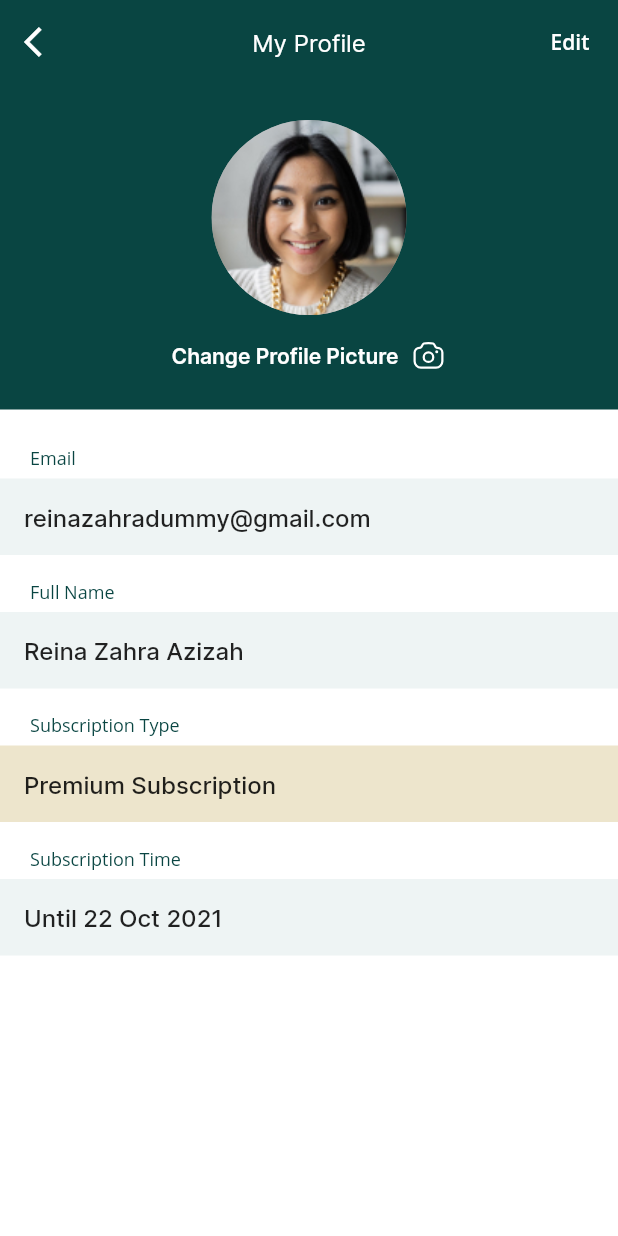
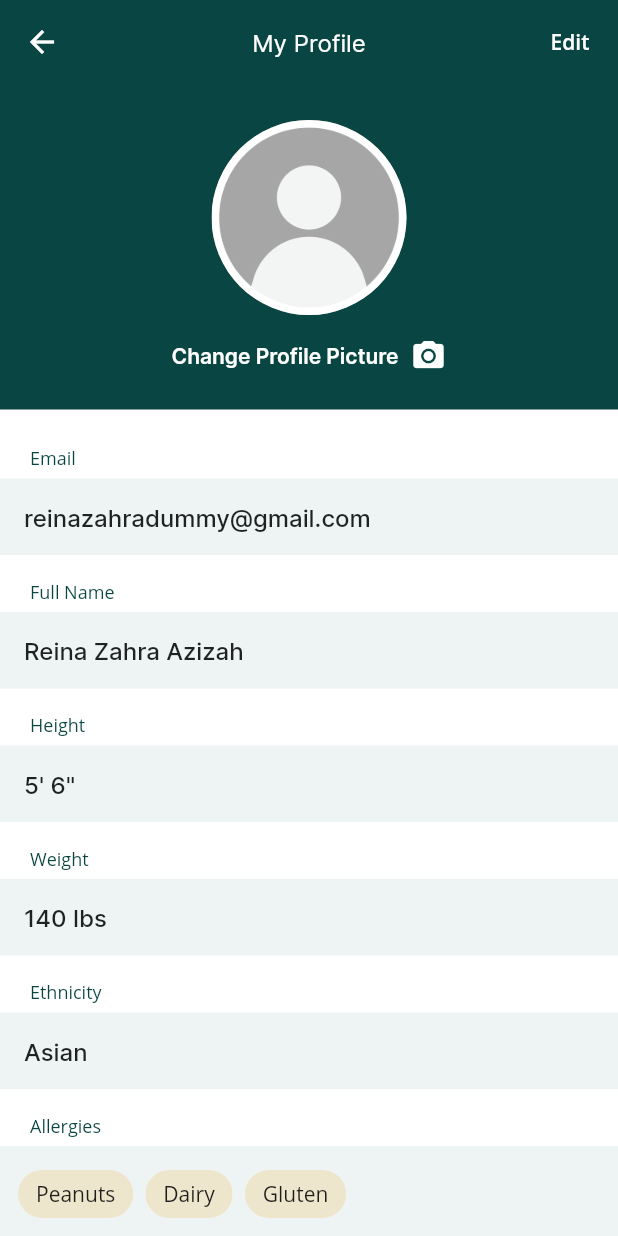
Before and after one commit to T-Joseph-Kim/ShellHacks2024, a Flutter app: the ProfilePage screen opened directly, on a phone screen of 412 x 824 dp. Run offline on Flutter 3.47's test engine with Material 2 defaults, Android fonts, the light colour scheme and no system bars; our stand-ins replace camera, carousel_slider, cloud_firestore, firebase_core, flutter_svg, gap; missing offline and left inert: external_path, media_scanner; accounts and stored records are empty.

Commit message:
Added register changes & profile page

```diff
--- a/lib/views/screens/home_page.dart
+++ b/lib/views/screens/home_page.dart
@@ -22,7 +22,7 @@ class HomePage extends StatelessWidget {
       appBar: CustomAppBar(
         title: Text('Hungry?', style: TextStyle(fontFamily: 'inter', fontWeight: FontWeight.w700)),
         showProfilePhoto: true,
-        profilePhoto: AssetImage('assets/images/pp.png'),
+        profilePhoto: AssetImage('assets/images/ProfilePicture.jpg'),
         profilePhotoOnPressed: () {
           Navigator.of(context).push(MaterialPageRoute(builder: (context) => ProfilePage()));
         },
--- a/lib/views/screens/page_switcher.dart
+++ b/lib/views/screens/page_switcher.dart
@@ -3,6 +3,7 @@ import 'package:flutter/material.dart';
 import 'package:hungry/views/screens/bookmarks_page.dart';
 import 'package:hungry/views/screens/camera_page.dart'; // Import the new CameraPage
 import 'package:hungry/views/screens/home_page.dart';
+import 'package:hungry/views/screens/profile_page.dart';
 import 'package:hungry/views/utils/AppColor.dart';
 import 'package:hungry/views/widgets/custom_bottom_navigation_bar.dart';
 
@@ -54,7 +55,7 @@ class _PageSwitcherState extends State<PageSwitcher> {
               [
                 HomePage(),
                 CameraPage(cameras: cameras), // Use the initialized cameras
-                BookmarksPage(),
+                ProfilePage(),
               ][_selectedIndex],
               BottomGradientWidget(),
             ],
--- a/lib/views/screens/profile_page.dart
+++ b/lib/views/screens/profile_page.dart
@@ -1,7 +1,79 @@
 import 'package:flutter/material.dart';
-import 'package:flutter_svg/flutter_svg.dart';
 import 'package:hungry/views/utils/AppColor.dart';
-import 'package:hungry/views/widgets/user_info_tile.dart';
+
+class UserInfoTile extends StatelessWidget {
+  final String label, value;
+  final EdgeInsetsGeometry? margin, padding;
+  final Color? valueBackground;
+  UserInfoTile({required this.label, required this.value, this.padding, this.margin, this.valueBackground});
+
+  @override
+  Widget build(BuildContext context) {
+    return Container(
+      margin: margin,
+      padding: padding,
+      child: Column(
+        mainAxisAlignment: MainAxisAlignment.start,
+        crossAxisAlignment: CrossAxisAlignment.start,
+        children: [
+          Padding(
+            padding: EdgeInsets.only(left: 20),
+            child: Text('$label', style: TextStyle(color: AppColor.primary, fontSize: 12)),
+          ),
+          Container(
+            margin: EdgeInsets.only(top: 6),
+            width: MediaQuery.of(context).size.width,
+            padding: EdgeInsets.all(16),
+            color: valueBackground ?? AppColor.primaryExtraSoft,
+            child: Text('$value', style: TextStyle(fontSize: 16, fontWeight: FontWeight.w500, fontFamily: 'inter')),
+          )
+        ],
+      ),
+    );
+  }
+}
+
+class UserInfoChips extends StatelessWidget {
+  final String label;
+  final List<String> values;
+  final EdgeInsetsGeometry? margin, padding;
+  final Color? valueBackground;
+  UserInfoChips({required this.label, required this.values, this.padding, this.margin, this.valueBackground});
+
+  @override
+  Widget build(BuildContext context) {
+    return Container(
+      margin: margin,
+      padding: padding,
+      child: Column(
+        mainAxisAlignment: MainAxisAlignment.start,
+        crossAxisAlignment: CrossAxisAlignment.start,
+        children: [
+          Padding(
+            padding: EdgeInsets.only(left: 20),
+            child: Text('$label', style: TextStyle(color: AppColor.primary, fontSize: 12)),
+          ),
+          Container(
+            margin: EdgeInsets.only(top: 6),
+            width: MediaQuery.of(context).size.width,
+            padding: EdgeInsets.symmetric(vertical: 8, horizontal: 12),
+            color: valueBackground ?? AppColor.primaryExtraSoft,
+            child: Wrap(
+              spacing: 8.0,
+              runSpacing: 4.0,
+              children: values.map((value) {
+                return Chip(
+                  label: Text(value, style: TextStyle(fontSize: 14)),
+                  backgroundColor: AppColor.secondary,
+                );
+              }).toList(),
+            ),
+          ),
+        ],
+      ),
+    );
+  }
+}
 
 class ProfilePage extends StatelessWidget {
   @override
@@ -13,12 +85,6 @@ class ProfilePage extends StatelessWidget {
         elevation: 0,
         centerTitle: true,
         title: Text('My Profile', style: TextStyle(fontFamily: 'inter', fontWeight: FontWeight.w400, fontSize: 16)),
-        leading: IconButton(
-          icon: Icon(Icons.arrow_back_ios, color: Colors.white),
-          onPressed: () {
-            Navigator.of(context).pop();
-          },
-        ),
         actions: [
           TextButton(
             onPressed: () {},
@@ -54,7 +120,7 @@ class ProfilePage extends StatelessWidget {
                       color: Colors.grey,
                       borderRadius: BorderRadius.circular(100),
                       // Profile Picture
-                      image: DecorationImage(image: AssetImage('assets/images/profile.jpg'), fit: BoxFit.cover),
+                      image: DecorationImage(image: AssetImage('assets/images/ProfilePicture.jpg'), fit: BoxFit.cover),
                     ),
                   ),
                   Row(
@@ -62,7 +128,7 @@ class ProfilePage extends StatelessWidget {
                     children: [
                       Text('Change Profile Picture', style: TextStyle(fontFamily: 'inter', fontWeight: FontWeight.w600, color: Colors.white)),
                       SizedBox(width: 8),
-                      SvgPicture.asset('assets/icons/camera.svg', color: Colors.white),
+                      Icon(Icons.camera_alt, color: Colors.white), // Replaced the camera icon with a simple icon
                     ],
                   )
                 ],
@@ -89,14 +155,24 @@ class ProfilePage extends StatelessWidget {
                 ),
                 UserInfoTile(
                   margin: EdgeInsets.only(bottom: 16),
-                  label: 'Subscription Type',
-                  value: 'Premium Subscription',
-                  valueBackground: AppColor.secondary,
+                  label: 'Height',
+                  value: '5\' 6"',
                 ),
                 UserInfoTile(
                   margin: EdgeInsets.only(bottom: 16),
-                  label: 'Subscription Time',
-                  value: 'Until 22 Oct 2021',
+                  label: 'Weight',
+                  value: '140 lbs',
+                ),
+                UserInfoTile(
+                  margin: EdgeInsets.only(bottom: 16),
+                  label: 'Ethnicity',
+                  value: 'Asian',
+                ),
+                UserInfoChips(
+                  margin: EdgeInsets.only(bottom: 16),
+                  label: 'Allergies',
+                  values: ['Peanuts', 'Dairy', 'Gluten'],
+                  valueBackground: AppColor.primaryExtraSoft,
                 ),
               ],
             ),
--- a/lib/views/widgets/custom_bottom_navigation_bar.dart
+++ b/lib/views/widgets/custom_bottom_navigation_bar.dart
@@ -36,8 +36,8 @@ class _CustomBottomNavigationBarState extends State<CustomBottomNavigationBar> {
                   ? BottomNavigationBarItem(icon: SvgPicture.asset('assets/icons/camera-filled.svg', color: AppColor.primary, height: 28, width: 26), label: '')
                   : BottomNavigationBarItem(icon: SvgPicture.asset('assets/icons/camera.svg', color: Colors.grey[600], height: 28, width: 26), label: ''),
               (widget.selectedIndex == 2)
-                  ? BottomNavigationBarItem(icon: SvgPicture.asset('assets/icons/bookmark-filled.svg', color: AppColor.primary), label: '')
-                  : BottomNavigationBarItem(icon: SvgPicture.asset('assets/icons/bookmark.svg', color: Colors.grey[600]), label: ''),
+                  ? BottomNavigationBarItem(icon: SvgPicture.asset('assets/icons/profile-filled.svg', color: AppColor.primary), label: '')
+                  : BottomNavigationBarItem(icon: SvgPicture.asset('assets/icons/profile.svg', color: Colors.grey[600]), label: ''),
             ],
           ),
         ),
--- a/lib/views/widgets/modals/register_modal.dart
+++ b/lib/views/widgets/modals/register_modal.dart
@@ -30,8 +30,16 @@ class _RegisterModalState extends State<RegisterModal> {
   List<String> _selectedAllergies = [];
 
   // Ethnicity and allergies options
-  final List<String> _ethnicityOptions = ['East Asian', 'South Asian', 'Southeast Asian', 'Pacific Islander', 'African', 'African American', 'Hispanic/Latino', 'Middle Eastern/North African', 'Native American/Indigenous', 'White/Caucasian', 'Other'];
-  final List<String> _allergyOptions = ['Peanuts', 'Tree Nuts', 'Shellfish', 'Dairy', 'Eggs', 'Fish', 'Soy', 'Corn', 'Sesame', 'Wheat/Gluten', 'None'];
+  final List<String> _ethnicityOptions = [
+    'East Asian', 'South Asian', 'Southeast Asian', 'Pacific Islander', 'African',
+    'African American', 'Hispanic/Latino', 'Middle Eastern/North African',
+    'Native American/Indigenous', 'White/Caucasian', 'Other'
+  ];
+
+  final List<String> _allergyOptions = [
+    'Peanuts', 'Tree Nuts', 'Shellfish', 'Dairy', 'Eggs',
+    'Fish', 'Soy', 'Corn', 'Sesame', 'Wheat/Gluten', 'None'
+  ];
 
   @override
   Widget build(BuildContext context) {
@@ -47,6 +55,19 @@ class _RegisterModalState extends State<RegisterModal> {
           ),
           child: Column(
             children: [
+              // White bar at the top similar to LoginModal
+              Align(
+                alignment: Alignment.center,
+                child: Container(
+                  width: MediaQuery.of(context).size.width * 35 / 100,
+                  margin: EdgeInsets.only(bottom: 20),
+                  height: 6,
+                  decoration: BoxDecoration(
+                    color: Colors.grey[300], // The color of the bar
+                    borderRadius: BorderRadius.circular(20),
+                  ),
+                ),
+              ),
               Expanded(
                 child: CarouselSlider(
                   carouselController: _carouselController,
@@ -315,7 +336,6 @@ class _RegisterModalState extends State<RegisterModal> {
     );
   }
 
-
   // Show a dialog with the input summary
   void _showSummaryDialog() {
     showDialog(
```
Also changed, not shown: assets/icons/camera-filled.svg, assets/icons/profile-filled.svg (added), assets/icons/profile.svg (added), assets/images/ProfilePicture.jpg (added).
